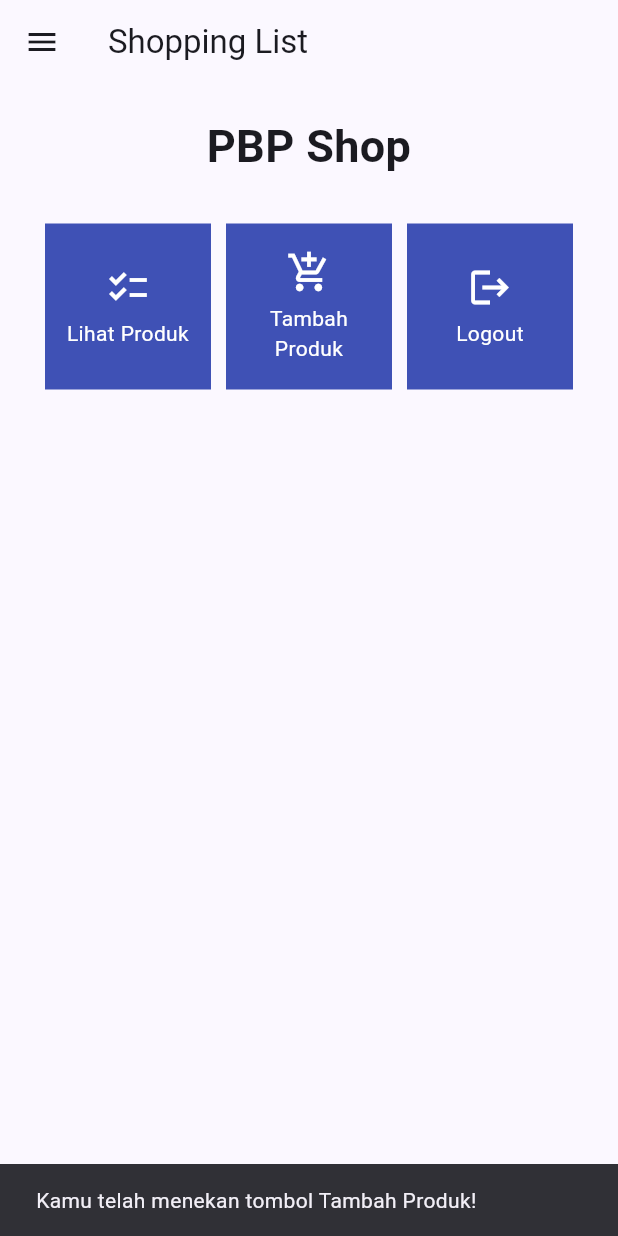
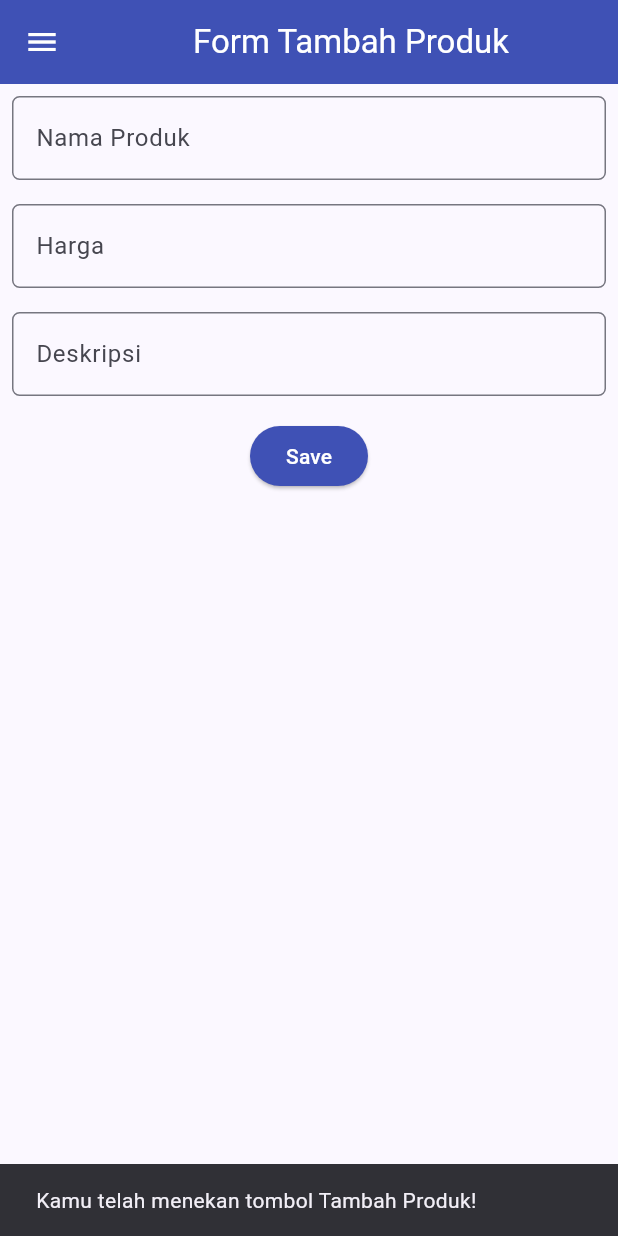
Before and after one commit to suryata/shopping-list-mobile, a Flutter app: the LeftDrawer widget shown alone on an empty page, opened directly, after a tap on "Halaman Utama", after a tap on "Tambah Produk", on a phone screen of 412 x 824 dp. Run offline on Flutter 3.47's test engine with Material 2 defaults, Android fonts, the phone set to English and light mode, and no system bars.

Commit message:
TUTORIAL 7 SELESAI

```diff
--- a/lib/main.dart
+++ b/lib/main.dart
@@ -1,5 +1,5 @@
 import 'package:flutter/material.dart';
-import 'package:shopping_list/menu.dart';
+import 'package:shopping_list/screens/menu.dart';
 
 void main() {
   runApp(const MyApp());
--- a/lib/menu.dart
+++ b/lib/screens/menu.dart
@@ -1,17 +1,18 @@
 import 'package:flutter/material.dart';
-// Impor drawer widget
 import 'package:shopping_list/widgets/left_drawer.dart';
-
-class ShopItem {
-  final String name;
-  final IconData icon;
-
-  ShopItem(this.name, this.icon);
-}
+import 'package:shopping_list/widgets/shop_card.dart';
 
 class MyHomePage extends StatelessWidget {
   MyHomePage({Key? key}) : super(key: key);
 
+  // This widget is the home page of your application. It is stateful, meaning
+  // that it has a State object (defined below) that contains fields that affect
+  // how it looks.
+
+  // This class is the configuration for the state. It holds the values (in this
+  // case the title) provided by the parent (in this case the App widget) and
+  // used by the build method of the State. Fields in a Widget subclass are
+  // always marked "final".
   final List<ShopItem> items = [
     ShopItem("Lihat Produk", Icons.checklist),
     ShopItem("Tambah Produk", Icons.add_shopping_cart),
@@ -20,12 +21,22 @@ class MyHomePage extends StatelessWidget {
 
   @override
   Widget build(BuildContext context) {
+    // This method is rerun every time setState is called, for instance as done
+    // by the _incrementCounter method above.
+    //
+    // The Flutter framework has been optimized to make rerunning build methods
+    // fast, so that you can just rebuild anything that needs updating rather
+    // than having to individually change instances of widgets.
     return Scaffold(
       appBar: AppBar(
         title: const Text(
           'Shopping List',
         ),
+        backgroundColor: Colors.indigo,
+        foregroundColor: Colors.white,
       ),
+      // Masukkan drawer sebagai parameter nilai drawer dari widget Scaffold
+      drawer: const LeftDrawer(),
       body: SingleChildScrollView(
         // Widget wrapper yang dapat discroll
         child: Padding(
@@ -63,55 +74,6 @@ class MyHomePage extends StatelessWidget {
           ),
         ),
       ),
-      drawer: const LeftDrawer(),
     );
   }
 }
-
-class ShopCard extends StatelessWidget {
-  final ShopItem item;
-
-  const ShopCard(this.item, {super.key}); // Constructor
-
-  @override
-  Widget build(BuildContext context) {
-    return Material(
-      color: Colors.indigo,
-      child: InkWell(
-        // Area responsive terhadap sentuhan
-        onTap: () {
-          // Memunculkan SnackBar ketika diklik
-          ScaffoldMessenger.of(context)
-            ..hideCurrentSnackBar()
-            ..showSnackBar(SnackBar(
-                content: Text("Kamu telah menekan tombol ${item.name}!")));
-          if (item.name == "Tambah Produk") {
-            // TODO: Gunakan Navigator.push untuk melakukan navigasi ke MaterialPageRoute yang mencakup ShopFormPage.
-          }
-        },
-        child: Container(
-          // Container untuk menyimpan Icon dan Text
-          padding: const EdgeInsets.all(8),
-          child: Center(
-            child: Column(
-              mainAxisAlignment: MainAxisAlignment.center,
-              children: [
-                Icon(
-                  item.icon,
-                  color: Colors.white,
-                  size: 30.0,
-                ),
-                const Padding(padding: EdgeInsets.all(3)),
-                Text(
-                  item.name,
-                  textAlign: TextAlign.center,
-                  style: const TextStyle(color: Colors.white),
-                ),
-              ],
-            ),
-          ),
-        ),
-      ),
-    );
-  }
-}
--- /dev/null
+++ b/lib/screens/shoplist_form.dart
@@ -0,0 +1,159 @@
+import 'package:flutter/material.dart';
+import 'package:shopping_list/widgets/left_drawer.dart';
+
+class ShopFormPage extends StatefulWidget {
+  const ShopFormPage({super.key});
+
+  @override
+  State<ShopFormPage> createState() => _ShopFormPageState();
+}
+
+class _ShopFormPageState extends State<ShopFormPage> {
+  final _formKey = GlobalKey<FormState>();
+
+  String _name = "";
+  int _price = 0;
+  String _description = "";
+
+  @override
+  Widget build(BuildContext context) {
+    return Scaffold(
+      appBar: AppBar(
+        title: const Center(
+          child: Text(
+            'Form Tambah Produk',
+          ),
+        ),
+        backgroundColor: Colors.indigo,
+        foregroundColor: Colors.white,
+      ),
+      drawer: const LeftDrawer(),
+      body: Form(
+        key: _formKey,
+        child: SingleChildScrollView(
+          child:
+              Column(crossAxisAlignment: CrossAxisAlignment.start, children: [
+            Padding(
+              padding: const EdgeInsets.all(8.0),
+              child: TextFormField(
+                decoration: InputDecoration(
+                  hintText: "Nama Produk",
+                  labelText: "Nama Produk",
+                  border: OutlineInputBorder(
+                    borderRadius: BorderRadius.circular(5.0),
+                  ),
+                ),
+                onChanged: (String? value) {
+                  setState(() {
+                    _name = value!;
+                  });
+                },
+                validator: (String? value) {
+                  if (value == null || value.isEmpty) {
+                    return "Nama tidak boleh kosong!";
+                  }
+                  return null;
+                },
+              ),
+            ),
+            Padding(
+              padding: const EdgeInsets.all(8.0),
+              child: TextFormField(
+                decoration: InputDecoration(
+                  hintText: "Harga",
+                  labelText: "Harga",
+                  border: OutlineInputBorder(
+                    borderRadius: BorderRadius.circular(5.0),
+                  ),
+                ),
+                onChanged: (String? value) {
+                  setState(() {
+                    _price = int.parse(value!);
+                  });
+                },
+                validator: (String? value) {
+                  if (value == null || value.isEmpty) {
+                    return "Harga tidak boleh kosong!";
+                  }
+                  if (int.tryParse(value) == null) {
+                    return "Harga harus berupa angka!";
+                  }
+                  return null;
+                },
+              ),
+            ),
+            Padding(
+              padding: const EdgeInsets.all(8.0),
+              child: TextFormField(
+                decoration: InputDecoration(
+                  hintText: "Deskripsi",
+                  labelText: "Deskripsi",
+                  border: OutlineInputBorder(
+                    borderRadius: BorderRadius.circular(5.0),
+                  ),
+                ),
+                onChanged: (String? value) {
+                  setState(() {
+                    _description = value!;
+                  });
+                },
+                validator: (String? value) {
+                  if (value == null || value.isEmpty) {
+                    return "Deskripsi tidak boleh kosong!";
+                  }
+                  return null;
+                },
+              ),
+            ),
+            Align(
+              alignment: Alignment.bottomCenter,
+              child: Padding(
+                padding: const EdgeInsets.all(8.0),
+                child: ElevatedButton(
+                  style: ButtonStyle(
+                    backgroundColor: MaterialStateProperty.all(Colors.indigo),
+                  ),
+                  onPressed: () {
+                    if (_formKey.currentState!.validate()) {
+                      showDialog(
+                        context: context,
+                        builder: (context) {
+                          return AlertDialog(
+                            title: const Text('Produk berhasil tersimpan'),
+                            content: SingleChildScrollView(
+                              child: Column(
+                                crossAxisAlignment: CrossAxisAlignment.start,
+                                children: [
+                                  Text('Nama: $_name'),
+                                  Text('Harga: $_price'),
+                                  Text('Deskripsi: $_description'),
+                                ],
+                              ),
+                            ),
+                            actions: [
+                              TextButton(
+                                child: const Text('OK'),
+                                onPressed: () {
+                                  Navigator.pop(context);
+                                },
+                              ),
+                            ],
+                          );
+                        },
+                      );
+                    }
+                    _formKey.currentState!.reset();
+                  },
+                  child: const Text(
+                    "Save",
+                    style: TextStyle(color: Colors.white),
+                  ),
+                ),
+              ),
+            ),
+          ]),
+        ),
+      ),
+    );
+  }
+}
--- a/lib/widgets/left_drawer.dart
+++ b/lib/widgets/left_drawer.dart
@@ -1,6 +1,6 @@
 import 'package:flutter/material.dart';
-import 'package:shopping_list/menu.dart';
-// TODO: Impor halaman ShopFormPage jika sudah dibuat
+import 'package:shopping_list/screens/menu.dart';
+import 'package:shopping_list/screens/shoplist_form.dart';
 
 class LeftDrawer extends StatelessWidget {
   const LeftDrawer({super.key});
@@ -28,11 +28,17 @@ class LeftDrawer extends StatelessWidget {
                 Padding(padding: EdgeInsets.all(10)),
                 Text(
                   "Catat seluruh keperluan belanjamu di sini!",
-                  // TODO: Tambahkan gaya teks dengan center alignment, font ukuran 15, warna putih, dan weight biasa
+                  textAlign: TextAlign.center,
+                  style: TextStyle(
+                    fontSize: 15,
+                    fontWeight: FontWeight.normal,
+                    color: Colors.white,
+                  ),
                 ),
               ],
             ),
           ),
+          // Bagian routing
           ListTile(
             leading: const Icon(Icons.home_outlined),
             title: const Text('Halaman Utama'),
@@ -50,10 +56,11 @@ class LeftDrawer extends StatelessWidget {
             title: const Text('Tambah Produk'),
             // Bagian redirection ke ShopFormPage
             onTap: () {
-              /*
-                TODO: Buatlah routing ke ShopFormPage di sini,
-                setelah halaman ShopFormPage sudah dibuat.
-                */
+              Navigator.pushReplacement(
+                  context,
+                  MaterialPageRoute(
+                    builder: (context) => const ShopFormPage(),
+                  ));
             },
           ),
         ],
--- a/lib/widgets/shop_card.dart
+++ b/lib/widgets/shop_card.dart
@@ -0,0 +1,60 @@
+import 'package:flutter/material.dart';
+import 'package:shopping_list/screens/shoplist_form.dart';
+
+class ShopItem {
+  final String name;
+  final IconData icon;
+
+  ShopItem(this.name, this.icon);
+}
+
+class ShopCard extends StatelessWidget {
+  final ShopItem item;
+
+  const ShopCard(this.item, {super.key}); // Constructor
+
+  @override
+  Widget build(BuildContext context) {
+    return Material(
+      color: Colors.indigo,
+      child: InkWell(
+        // Area responsive terhadap sentuhan
+        onTap: () {
+          // Memunculkan SnackBar ketika diklik
+          ScaffoldMessenger.of(context)
+            ..hideCurrentSnackBar()
+            ..showSnackBar(SnackBar(
+                content: Text("Kamu telah menekan tombol ${item.name}!")));
+
+          // Navigate ke route yang sesuai (tergantung jenis tombol)
+          if (item.name == "Tambah Produk") {
+            Navigator.push(context,
+                MaterialPageRoute(builder: (context) => const ShopFormPage()));
+          }
+        },
+        child: Container(
+          // Container untuk menyimpan Icon dan Text
+          padding: const EdgeInsets.all(8),
+          child: Center(
+            child: Column(
+              mainAxisAlignment: MainAxisAlignment.center,
+              children: [
+                Icon(
+                  item.icon,
+                  color: Colors.white,
+                  size: 30.0,
+                ),
+                const Padding(padding: EdgeInsets.all(3)),
+                Text(
+                  item.name,
+                  textAlign: TextAlign.center,
+                  style: const TextStyle(color: Colors.white),
+                ),
+              ],
+            ),
+          ),
+        ),
+      ),
+    );
+  }
+}
```
Also changed, not shown: lib/shoplist_form.dart (deleted, +0 -163 lines).
